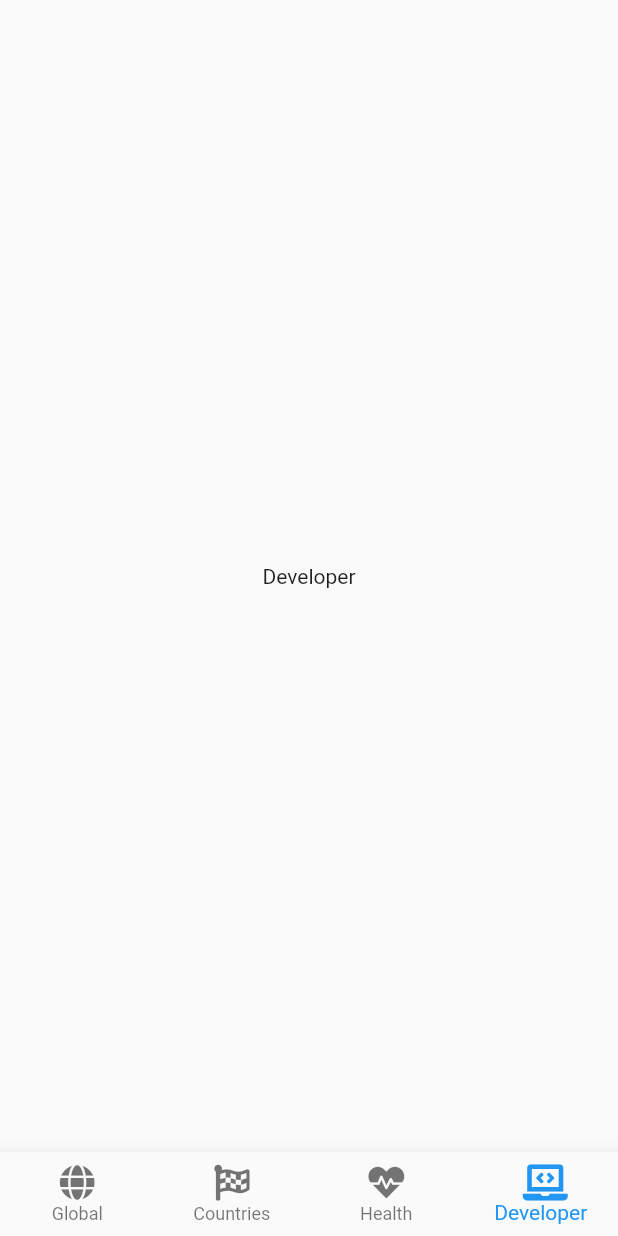
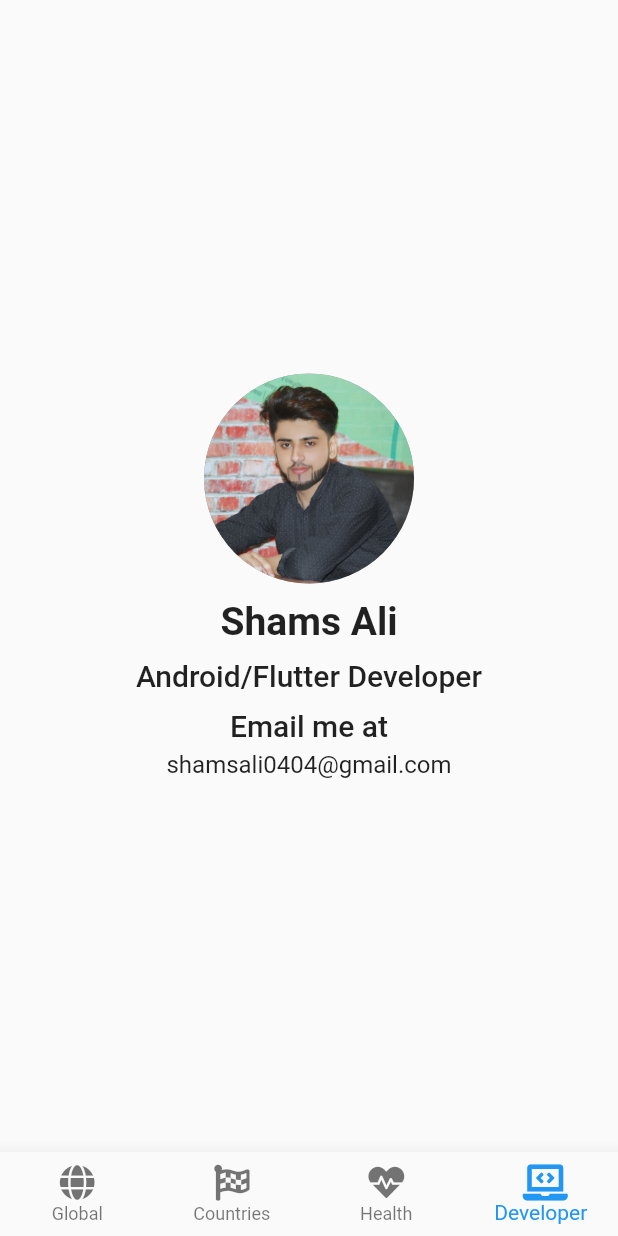
Before and after one commit to ShamxAli/Covid_19_Tracker, a Flutter app: the screen it shows after launch, item 4 of the bottom bar chosen, on a phone screen of 412 x 824 dp. Run offline on Flutter 3.47's test engine with Material 2 defaults, Android fonts, the phone set to English and light mode, and no system bars; our stand-ins replace font_awesome_flutter, progress_indicators, splashscreen; network calls fail.

Commit message:
Developer screen added

```diff
--- a/lib/main.dart
+++ b/lib/main.dart
@@ -2,6 +2,7 @@ import 'package:covid_19_tracker/screens/home_screen.dart';
 import 'package:flutter/cupertino.dart';
 import 'package:flutter/material.dart';
 import 'package:splashscreen/splashscreen.dart';
+
 
 void main() {
   runApp(MyApp());
--- a/lib/networking/covid_api.dart
+++ b/lib/networking/covid_api.dart
@@ -13,4 +13,7 @@ class CovidAPI {
       throw Exception('Failed to load post');
     }
   }
+
+  /* ================================= Load Country Data =================================*/
+
 }
--- a/lib/screens/nav_screens/developer_screen.dart
+++ b/lib/screens/nav_screens/developer_screen.dart
@@ -1,5 +1,5 @@
+import 'package:flutter/cupertino.dart';
 import 'package:flutter/material.dart';
-
 
 class DeveloperScreen extends StatefulWidget {
   @override
@@ -11,7 +11,44 @@ class _DeveloperScreenState extends State<DeveloperScreen> {
   Widget build(BuildContext context) {
     return Container(
       child: Center(
-        child: Text('Developer'),
+        child: Column(
+          mainAxisAlignment: MainAxisAlignment.center,
+          children: [
+            CircleAvatar(
+              radius: 70.0,
+              backgroundColor: Colors.grey,
+              backgroundImage: AssetImage('images/profile.jpg'),
+            ),
+            SizedBox(
+              height: 10.0,
+            ),
+            Text(
+              'Shams Ali',
+              style: TextStyle(fontSize: 26.0 , fontWeight: FontWeight.w600),
+            ),
+            SizedBox(
+              height: 10.0,
+            ),
+            Text(
+              'Android/Flutter Developer',
+              style: TextStyle(fontSize: 20.0 , fontWeight: FontWeight.w500),
+            ),
+            SizedBox(
+              height: 10.0,
+            ),
+            Text(
+              'Email me at',
+              style: TextStyle(fontSize: 20.0 , fontWeight: FontWeight.w500),
+            ),
+            SizedBox(
+              height: 5.0,
+            ),
+            Text(
+              'shamsali0404@gmail.com',
+              style: TextStyle(fontSize: 16.0),
+            ),
+          ],
+        ),
       ),
     );
   }
```
Also changed, not shown: images/profile.jpg (added).
